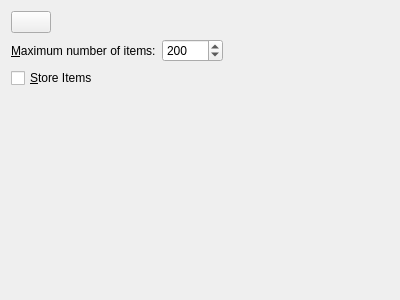
Old version of the form src/ui/tabpropertieswidget.ui in the repository hluk/CopyQ.
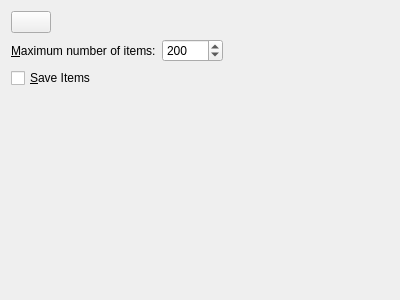
New version of the form. Custom widgets are drawn as their Qt base class.

The edit to the form file:
```diff
--- a/src/ui/tabpropertieswidget.ui
+++ b/src/ui/tabpropertieswidget.ui
@@ -81,7 +81,7 @@
    <item>
     <widget class="QCheckBox" name="storeItems">
      <property name="text">
-      <string>&amp;Store Items</string>
+      <string>&amp;Save Items</string>
      </property>
     </widget>
    </item>
```
